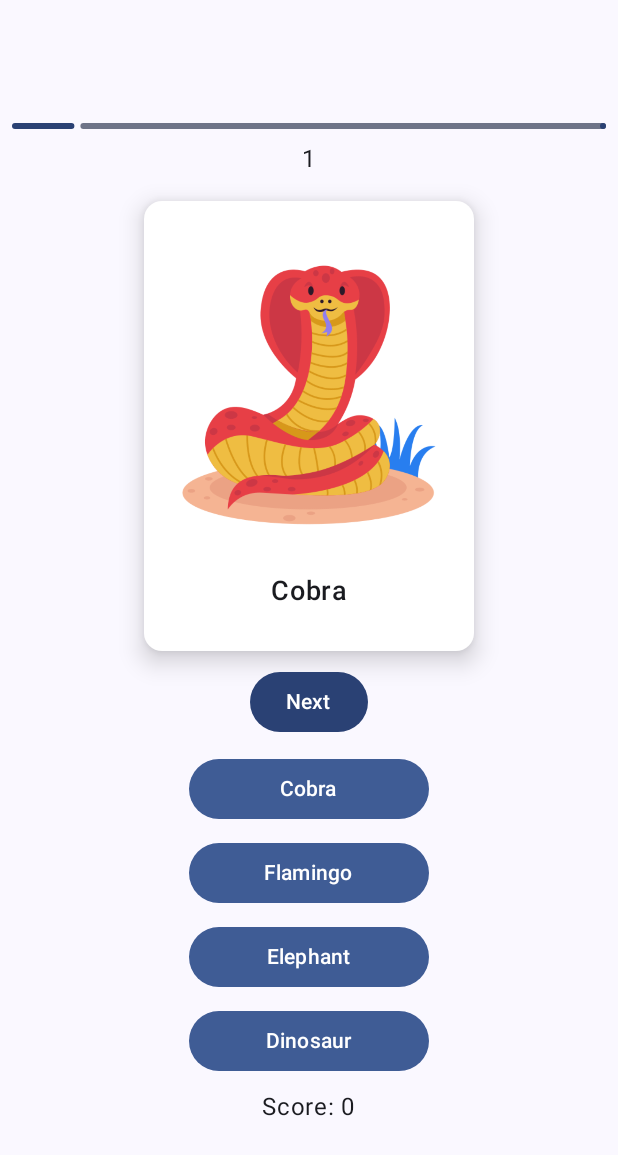
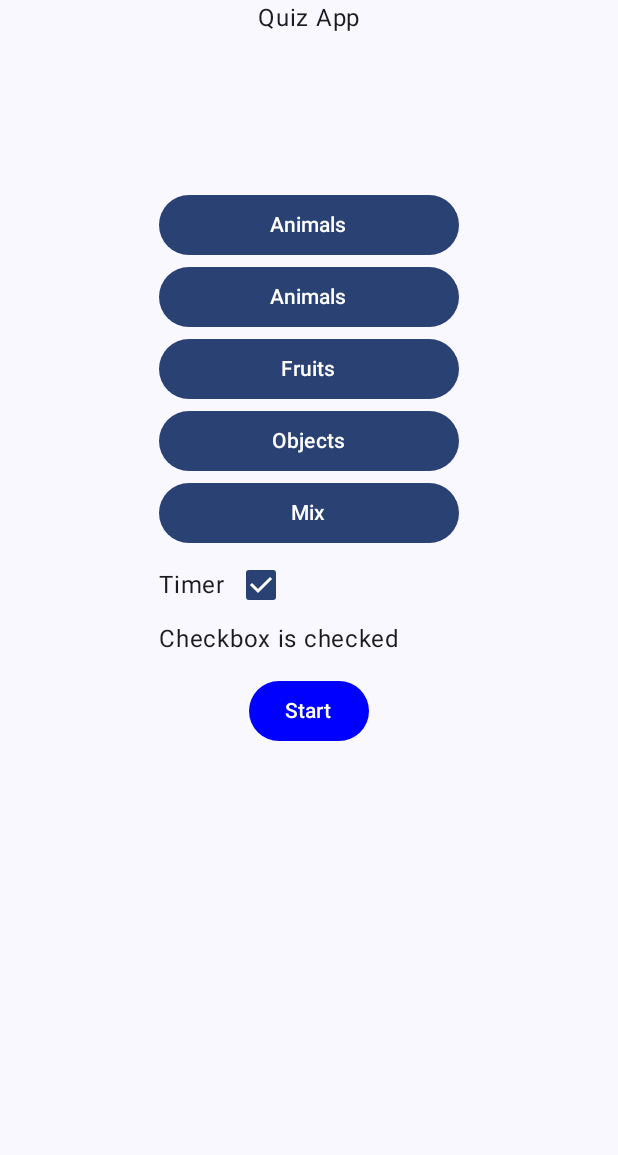
Before and after one commit to mike964/flashcards-quiz-jetpack, an Android app built with Jetpack Compose: the screen it shows after launch (MainActivity), on a phone screen of 412 x 824 dp. Shown: the top 1155 px of the screen. Run offline under Robolectric (Android 15) with nearby library versions, the phone set to English and light mode, and no system bars.

Commit message:
simple navigation added

```diff
--- a/app/build.gradle.kts
+++ b/app/build.gradle.kts
@@ -40,12 +40,15 @@ android {
 }
 
 dependencies {
+    val nav_version = "2.9.3"
 
     implementation(libs.androidx.core.ktx)
     implementation(libs.androidx.lifecycle.runtime.ktx)
     implementation("androidx.compose.runtime:runtime-livedata:1.8.3")
     implementation("androidx.lifecycle:lifecycle-runtime-ktx:2.8.7")
     implementation("androidx.lifecycle:lifecycle-viewmodel-compose:2.8.7")
+    // Navigation
+    implementation("androidx.navigation:navigation-compose:$nav_version")
     implementation(libs.androidx.activity.compose)
     implementation(platform(libs.androidx.compose.bom))
     implementation(libs.androidx.ui)
--- /dev/null
+++ b/app/src/main/java/com/example/falshcardsquiz/AppNavigation.kt
@@ -0,0 +1,27 @@
+package com.example.falshcardsquiz
+
+import androidx.compose.runtime.Composable
+
+
+import androidx.navigation.compose.NavHost
+import androidx.navigation.compose.composable
+import androidx.navigation.compose.rememberNavController
+import com.example.falshcardsquiz.screens.QuizScreen
+import com.example.falshcardsquiz.screens.StartScreen
+
+@Composable
+fun AppNavigation() {
+    val navController = rememberNavController()
+
+    NavHost(navController = navController, startDestination = "start") {
+//        composable("home") {
+//            HomeScreen(onNavigateToDetail = { navController.navigate("detail") })
+//        }
+        composable("start") {
+            StartScreen(onNavigateToQuiz = { navController.navigate("quiz") })
+        }
+        composable("quiz") {
+            QuizScreen(onNavigateBack = { navController.popBackStack() })
+        }
+    }
+}
--- a/app/src/main/java/com/example/falshcardsquiz/FruitCardsAppState.kt
+++ /dev/null
@@ -1,53 +0,0 @@
-package com.example.falshcardsquiz
-
-import androidx.compose.runtime.Composable
-import com.example.falshcardsquiz.components.Card
-
-// # This is using state hoisting
-@Composable
-fun FruitCardsAppState(){
-    val fruits = listOf(
-        Card("Apple", R.drawable.apple, "35345434") ,
-        Card("Banana", R.drawable.banana ,"35234434"),
-        Card("Carrot", R.drawable.carrot ,"35464534"),
-        Card("Apricot", R.drawable.apricot , "31235434"),
-        Card("Avocado", R.drawable.avocado, "353445434"),
-        Card("Cherry", R.drawable.cherry, "35487634"),
-        Card("Grape", R.drawable.grape, "35434564"),
-        Card("Kiwi", R.drawable.kiwi, "35433454"),
-        Card("Lemon", R.drawable.lemon, "357987434"),
-        Card("Strawberry", R.drawable.strawberry, "35423434"),
-    )
-    val animals = listOf(
-        Card("Cat", R.drawable.cat , "35486734"),
-        Card("Dog", R.drawable.dog , "305423434"),
-        Card("Butterfly", R.drawable.butterfly , "35485634"),
-        Card("Cobra", R.drawable.cobra , "354234134"),
-        Card("Cow", R.drawable.cow , "3543434567"),
-        Card("Crab", R.drawable.crab , "3543445734"),
-        Card("Dinosaur", R.drawable.dinosaur , "354534434"),
-        Card("Elephant", R.drawable.elephant , "35454234"),
-        Card("Fish", R.drawable.fish , "3579853434"),
-        Card("Flamingo", R.drawable.flamingo , "35498734234"),
-        Card("Hen", R.drawable.hen , "35434126578"),
-        Card("Lion", R.drawable.lion , "3543445678"),
-        Card("Mouse", R.drawable.mouse , "35445678634"),
-        Card("Octopus", R.drawable.octopus , "3578512434"),
-        Card("Panda", R.drawable.panda , "354344512"),
-        Card("Penguin", R.drawable.penguin , "354340012"),
-        Card("Perch", R.drawable.perch , "354340486"),
-        Card("Rabbit", R.drawable.rabbit, "354254634"),
-        Card("Shark", R.drawable.shark , "354465434"),
-        Card("Sheep", R.drawable.sheep , "3509045434"),
-        Card("Snail", R.drawable.snail , "35434574534"),
-        Card("Swallow", R.drawable.swallow , "364875434"),
-        Card("Turtle", R.drawable.turtle , "354789234"),
-        Card("Whale", R.drawable.whale , "35434324568"),
-        Card("Zebra", R.drawable.zebra , "350297434"),
-    )
-
-    var cards = fruits.plus(animals)
-    val shuffledCards = cards.shuffled().slice(0..9)
-
-    FruitCardsApp(shuffledCards)
-}
--- a/app/src/main/java/com/example/falshcardsquiz/MainActivity.kt
+++ b/app/src/main/java/com/example/falshcardsquiz/MainActivity.kt
@@ -5,12 +5,10 @@ import androidx.activity.ComponentActivity
 import androidx.activity.compose.setContent
 import androidx.activity.enableEdgeToEdge
 import androidx.compose.foundation.layout.fillMaxSize
-import androidx.compose.foundation.layout.padding
 import androidx.compose.material3.Scaffold
 import androidx.compose.material3.Text
 import androidx.compose.runtime.Composable
 import androidx.compose.ui.Modifier
-import androidx.compose.ui.tooling.preview.Preview
 import com.example.falshcardsquiz.ui.theme.FalshcardsQuizTheme
 
 class MainActivity : ComponentActivity() {
@@ -25,10 +23,10 @@ class MainActivity : ComponentActivity() {
 //                        modifier = Modifier.padding(innerPadding)
 //                    )
 //                    FruitCardsApp()
-                    FruitCardsAppState()
 //                    StateTestScreen()
 //                    CounterScreen()
 //                    SimpleMvvmApp( modifier = Modifier.padding(innerPadding))
+                    AppNavigation()
                 }
             }
         }
--- a/app/src/main/java/com/example/falshcardsquiz/screens/StartScreen.kt
+++ b/app/src/main/java/com/example/falshcardsquiz/screens/StartScreen.kt
@@ -1,8 +1,10 @@
 package com.example.falshcardsquiz.screens
+import androidx.compose.foundation.layout.Arrangement
 import androidx.compose.foundation.layout.Column
 import androidx.compose.foundation.layout.Row
-import androidx.compose.foundation.layout.fillMaxSize
+import androidx.compose.foundation.layout.Spacer
 import androidx.compose.foundation.layout.fillMaxWidth
+import androidx.compose.foundation.layout.height
 import androidx.compose.foundation.layout.padding
 import androidx.compose.foundation.layout.width
 import androidx.compose.material3.Button
@@ -11,9 +13,7 @@ import androidx.compose.ui.Alignment
 import androidx.compose.material3.Text
 import androidx.compose.material3.Checkbox
 import androidx.compose.runtime.Composable
-import androidx.compose.runtime.collectAsState
 import androidx.compose.runtime.getValue
-import androidx.compose.runtime.mutableIntStateOf
 import androidx.compose.runtime.mutableStateOf
 import androidx.compose.runtime.remember
 import androidx.compose.runtime.setValue
@@ -24,21 +24,44 @@ import androidx.compose.ui.unit.dp
 
 // define setting for the quiz before start
 
+
 @Composable
-fun StartScreen(){
+fun StartScreen(onNavigateToQuiz: () -> Unit) {
 
+
+
+    Column (
+        modifier = Modifier.fillMaxWidth(), // Occupy the maximum available width
+        horizontalAlignment = Alignment.CenterHorizontally,
+        verticalArrangement = Arrangement.Center
+    ) {
+        Text("Quiz App")
+        Spacer(modifier = Modifier.height(90.dp))
+
+        CheckboxMinimalExample()
+
+        Button(onClick = onNavigateToQuiz,  colors = ButtonDefaults.buttonColors(
+            containerColor = Color.Blue, // Sets the background color of the button
+            contentColor = Color.White // Sets the color of the content (e.g., Text) inside the button
+        )) {
+            Text("Start")
+        }
+    }
 }
 
-@Preview(showBackground = true)
+//@Preview(showBackground = true)
 @Composable
 fun CheckboxMinimalExample() {
     var checked by remember { mutableStateOf(true) }
 
-    Column(modifier = Modifier.fillMaxWidth().padding(12.dp)) {
-        Button(onClick = {}, modifier = Modifier.width(200.dp)) { Text("Animals")}
-        Button(onClick = {}) { Text("Fruits")}
-        Button(onClick = {}) { Text("Objects")}
-        Button(onClick = {}) { Text("Mix")}
+    Column(modifier = Modifier.padding(12.dp)) {
+        Button(onClick = {}, modifier = Modifier.width(200.dp)) {
+            Text("Animals")}
+
+        OptionItem("Animals")
+        OptionItem("Fruits")
+        OptionItem("Objects")
+        OptionItem("Mix")
 
         Row(
         verticalAlignment = Alignment.CenterVertically,
@@ -56,12 +79,11 @@ fun CheckboxMinimalExample() {
             if (checked) "Checkbox is checked" else "Checkbox is unchecked"
         )
 
-        Button(onClick = {},  colors = ButtonDefaults.buttonColors(
-            containerColor = Color.Blue, // Sets the background color of the button
-            contentColor = Color.White // Sets the color of the content (e.g., Text) inside the button
-        )) {
-            Text("Start")
-        }
-
     }
 }
+
+@Composable
+fun OptionItem  (text:String , onClick: () -> Unit = {}){
+    Button(onClick = {}, modifier = Modifier.width(200.dp)) {
+        Text(text)}
+}
```
Also changed, not shown: app/src/main/java/com/example/falshcardsquiz/screens/QuizScreen.kt (+53 -1 lines), 1 other file.
